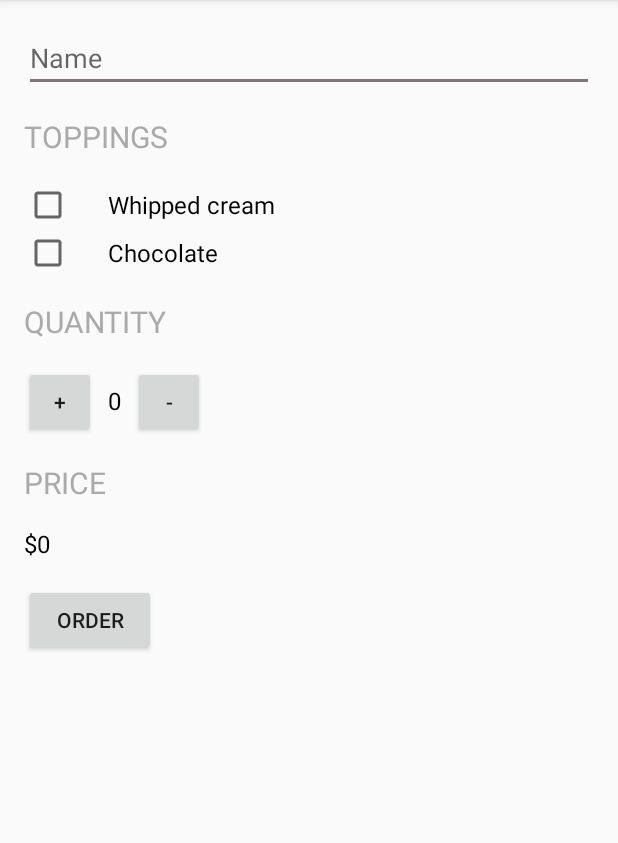
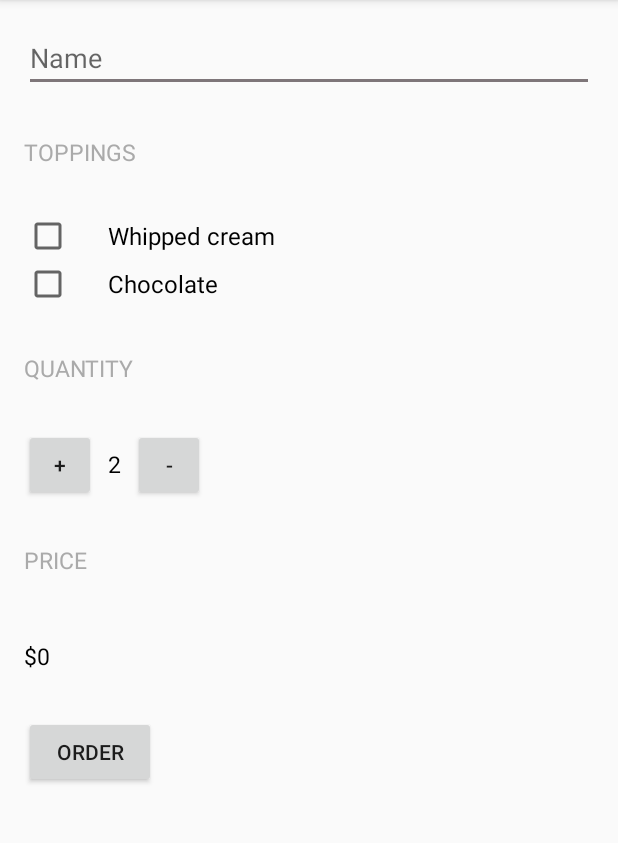
Before and after one commit to pvieiraguimaraes/androidlearning, an Android app: the screen it shows after launch (MainActivity), after a tap on "ORDER", on a phone screen of 412 x 824 dp, the part 84-927 px from its top. Run offline under Robolectric (Android 15) with nearby library versions, the phone set to English and light mode, and no system bars.

Commit message:
Finish JustJava project for android learning

```diff
--- a/app/src/main/java/com/example/desenv/justjava/MainActivity.java
+++ b/app/src/main/java/com/example/desenv/justjava/MainActivity.java
@@ -3,7 +3,6 @@ package com.example.desenv.justjava;
 import android.content.Intent;
 import android.net.Uri;
 import android.os.Bundle;
-import android.support.v7.app.ActionBarActivity;
 import android.support.v7.app.AppCompatActivity;
 import android.view.View;
 import android.widget.CheckBox;
@@ -29,7 +28,7 @@ public class MainActivity extends AppCompatActivity {
     private CheckBox chocolate;
     private EditText nameClient;
 
-    private String[] emailAddresses = {"pvieiraguimaraes@gmail.com, juwiccana@gmail.com"};
+    private String[] emailAddresses = {"pvieiraguimaraes@gmail.com"};
 
     public int getQuantity() {
         return quantity;
@@ -131,18 +130,18 @@ public class MainActivity extends AppCompatActivity {
     }
 
     private void createOrder() {
-        String message = "ORDER SUMMARY" + System.getProperty("line.separator");
+        String message = getString(R.string.order_title) + System.getProperty("line.separator");
 
         String nameClient = getNameClient().getText().toString();
 
-        message += System.getProperty("line.separator") + "Name: " + nameClient;
-        message += System.getProperty("line.separator") + "Add whipped cream? " + getWhippedCream().isChecked();
-        message += System.getProperty("line.separator") + "Add chocolate? " + getChocolate().isChecked();
-        message += System.getProperty("line.separator") + "Quantity: " + getQuantity();
-        message += System.getProperty("line.separator") + "Total: " + NumberFormat.getCurrencyInstance().format(getTotal());
-        message += System.getProperty("line.separator") + "Thank you!";
+        message += System.getProperty("line.separator") + getString(R.string.label_name) + nameClient;
+        message += System.getProperty("line.separator") + getString(R.string.label_add_whipped_cream) + getWhippedCream().isChecked();
+        message += System.getProperty("line.separator") + getString(R.string.label_add_chocolate) + getChocolate().isChecked();
+        message += System.getProperty("line.separator") + getString(R.string.label_quantity) + getQuantity();
+        message += System.getProperty("line.separator") + getString(R.string.label_total) + NumberFormat.getCurrencyInstance().format(getTotal());
+        message += System.getProperty("line.separator") + getString(R.string.label_thank_you);
 
-        String subject = "JustJava order for " + nameClient;
+        String subject = getString(R.string.subject_email_order) + nameClient;
         composeEmail(emailAddresses, subject, message);
     }
 
@@ -155,7 +154,7 @@ public class MainActivity extends AppCompatActivity {
         intent.putExtra(Intent.EXTRA_TEXT, message);
 
         if (intent.resolveActivity(getPackageManager()) != null) {
-            startActivity(Intent.createChooser(intent, "Send email..."));
+            startActivity(Intent.createChooser(intent, getString(R.string.send_email_message)));
         }
     }
 
@@ -166,7 +165,7 @@ public class MainActivity extends AppCompatActivity {
         getQuantityTextView().setText(String.valueOf(getQuantity()));
 
         setTotal(getQuantity() * getPrice());
-        getPriceTextView().setText("Total: " + NumberFormat.getCurrencyInstance().format(getTotal()));
+        getPriceTextView().setText(getString(R.string.label_total) + NumberFormat.getCurrencyInstance().format(getTotal()));
     }
 
     /**
@@ -178,7 +177,7 @@ public class MainActivity extends AppCompatActivity {
 
     public void increase(View view) {
         if (getQuantity() == 100) {
-            showMessage("The max value is 100! =/");
+            showMessage(getString(R.string.max_value_quantity_message));
         } else {
             setQuantity(Integer.parseInt(getQuantityTextView().getText().toString()) + 1);
             display();
@@ -187,7 +186,7 @@ public class MainActivity extends AppCompatActivity {
 
     public void decrease(View view) {
         if (getQuantity() == 1) {
-            showMessage("The least value is 1! =D");
+            showMessage(getString(R.string.min_value_quantity_message));
         } else {
             setQuantity(Integer.parseInt(getQuantityTextView().getText().toString()) - 1);
             display();
--- a/app/src/main/res/layout/activity_main.xml
+++ b/app/src/main/res/layout/activity_main.xml
@@ -21,25 +21,21 @@
             android:id="@+id/name_client"
             android:layout_width="match_parent"
             android:layout_height="wrap_content"
-            android:hint="Name"
-            android:inputType="textCapWords"/>
+            android:hint="@string/hint_name"
+            android:inputType="textCapWords" />
 
         <TextView
-            android:layout_width="wrap_content"
-            android:layout_height="wrap_content"
+            style="@style/HeaderTextStyle"
             android:layout_marginBottom="16sp"
             android:layout_marginTop="16sp"
-            android:text="Toppings"
-            android:textAllCaps="true"
-            android:textColor="@android:color/darker_gray"
-            android:textSize="20sp" />
+            android:text="@string/toppings" />
 
         <CheckBox
             android:id="@+id/whipped_cream"
             android:layout_width="wrap_content"
             android:layout_height="wrap_content"
             android:paddingLeft="24dp"
-            android:text="Whipped cream"
+            android:text="@string/whipped_cream"
             android:textSize="16sp" />
 
         <CheckBox
@@ -47,18 +43,14 @@
             android:layout_width="wrap_content"
             android:layout_height="wrap_content"
             android:paddingLeft="24dp"
-            android:text="Chocolate"
+            android:text="@string/chocolate"
             android:textSize="16sp" />
 
         <TextView
-            android:layout_width="wrap_content"
-            android:layout_height="wrap_content"
+            style="@style/HeaderTextStyle"
             android:layout_marginBottom="16sp"
             android:layout_marginTop="16sp"
-            android:text="Quantity"
-            android:textAllCaps="true"
-            android:textColor="@android:color/darker_gray"
-            android:textSize="20sp" />
+            android:text="@string/quantity" />
 
         <LinearLayout
             android:layout_width="wrap_content"
@@ -69,48 +61,40 @@
                 android:layout_width="48dp"
                 android:layout_height="48dp"
                 android:onClick="increase"
-                android:text="+" />
+                android:text="@string/plus_symbol" />
 
             <TextView
                 android:id="@+id/quantity_text_view"
-                android:layout_width="wrap_content"
-                android:layout_height="wrap_content"
+                style="@style/HeaderTextStyle"
                 android:padding="8dp"
-                android:text="0"
-                android:textColor="@android:color/black"
-                android:textSize="16sp" />
+                android:text="@string/initial_quantity_value"
+                android:textColor="@android:color/black" />
 
             <Button
                 android:layout_width="48dp"
                 android:layout_height="48dp"
                 android:onClick="decrease"
-                android:text="-" />
+                android:text="@string/minus_symbol" />
 
         </LinearLayout>
 
         <TextView
-            android:layout_width="wrap_content"
-            android:layout_height="wrap_content"
+            style="@style/HeaderTextStyle"
             android:layout_marginBottom="16sp"
             android:layout_marginTop="16sp"
-            android:text="Price"
-            android:textAllCaps="true"
-            android:textColor="@android:color/darker_gray"
-            android:textSize="20sp" />
+            android:text="@string/price" />
 
         <TextView
             android:id="@+id/price_text_view"
-            android:layout_width="wrap_content"
-            android:layout_height="wrap_content"
-            android:text="$0"
-            android:textColor="@android:color/black"
-            android:textSize="16sp" />
+            style="@style/HeaderTextStyle"
+            android:text="@string/initial_price"
+            android:textColor="@android:color/black" />
 
         <Button
             android:layout_width="wrap_content"
             android:layout_height="wrap_content"
             android:layout_marginTop="16sp"
             android:onClick="submitOrder"
-            android:text="Order" />
+            android:text="@string/order" />
     </LinearLayout>
 </ScrollView>
--- a/app/src/main/res/values/strings.xml
+++ b/app/src/main/res/values/strings.xml
@@ -1,3 +1,34 @@
+<?xml version="1.0" encoding="utf-8"?>
 <resources>
     <string name="app_name">Just Java</string>
+
+    <!--activity_main-->
+    <string name="hint_name">Name</string>
+    <string name="toppings">Toppings</string>
+    <string name="whipped_cream">Whipped cream</string>
+    <string name="chocolate">Chocolate</string>
+    <string name="quantity">Quantity</string>
+    <string name="plus_symbol">+</string>
+    <string name="initial_quantity_value">2</string>
+    <string name="minus_symbol">-</string>
+    <string name="price">Price</string>
+    <string name="initial_price">$0</string>
+    <string name="order">Order</string>
+
+
+    <!--strings hard code-->
+    <string name="order_title">ORDER SUMMARY</string>
+    <string name="label_name">Name: </string>
+    <string name="label_add_whipped_cream">Add whipped cream? </string>
+    <string name="label_add_chocolate">Add chocolate? </string>
+    <string name="label_quantity">Quantity: </string>
+    <string name="label_total">Total: </string>
+    <string name="label_thank_you">Thank you!</string>
+    <string name="subject_email_order">JustJava order for </string>
+
+    <!--messages-->
+    <string name="send_email_message">Send email...</string>
+    <string name="max_value_quantity_message">The max value is 100! =/</string>
+    <string name="min_value_quantity_message">The least value is 1! =D</string>
+
 </resources>
--- a/app/src/main/res/values/styles.xml
+++ b/app/src/main/res/values/styles.xml
@@ -8,4 +8,13 @@
         <item name="colorAccent">@color/colorAccent</item>
     </style>
 
+    <style name="HeaderTextStyle" parent="AppTheme">
+        <item name="android:layout_width">wrap_content</item>
+        <item name="android:layout_height">48dp</item>
+        <item name="android:gravity">center_vertical</item>
+        <item name="android:textAllCaps">true</item>
+        <item name="android:textSize">15sp</item>
+        <item name="android:textColor">@android:color/darker_gray</item>
+    </style>
+
 </resources>
```
Also changed, not shown: 1 other file.
